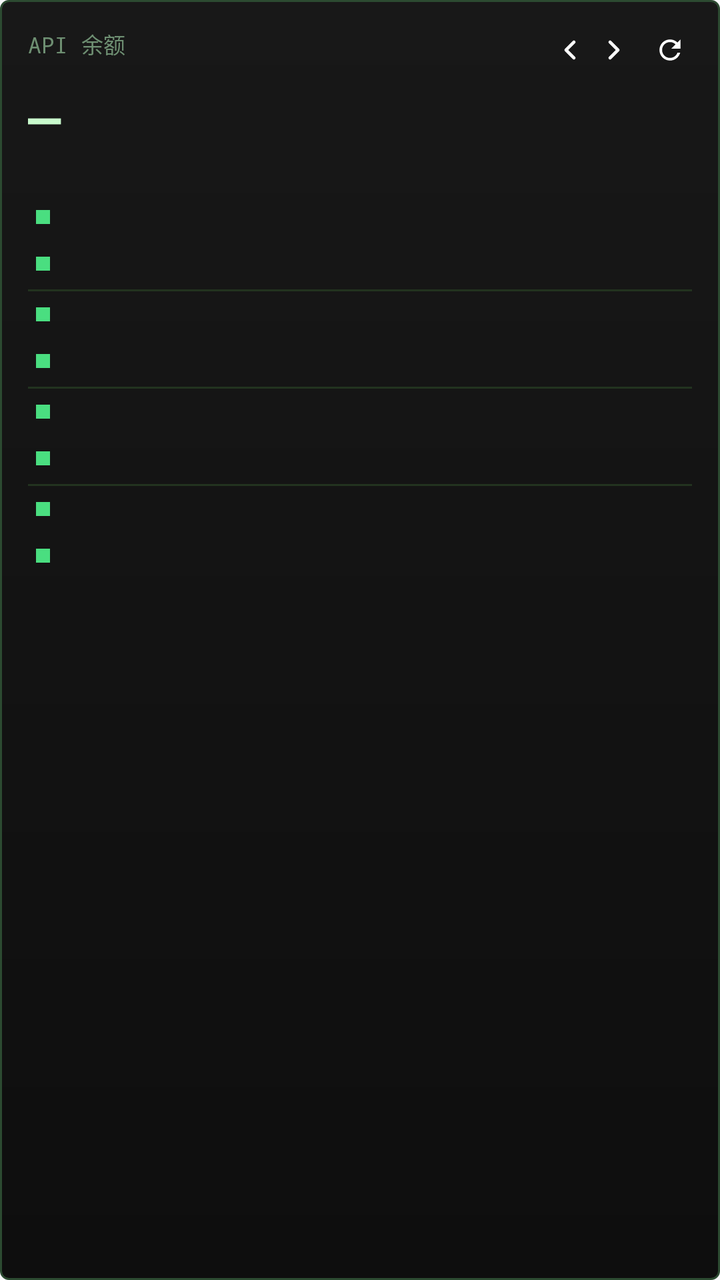
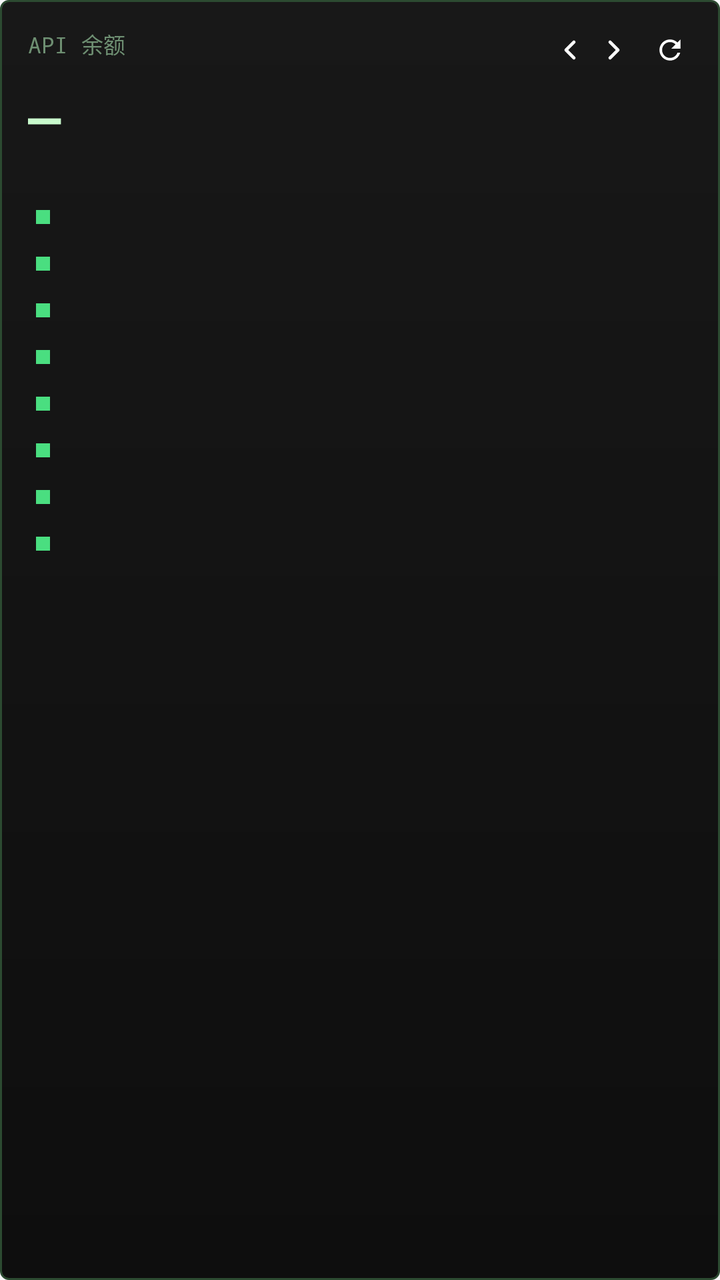

An Android layout rendered at two revisions. The XML below is the earlier revision; the diff shows what the commit changed to produce the second picture.
<!-- AndroidManifest.xml: application theme AppTheme -->
<!-- res/layout/widget_style4.xml -->
<?xml version="1.0" encoding="utf-8"?>
<FrameLayout xmlns:android="http://schemas.android.com/apk/res/android"
    android:id="@+id/w2_root"
    android:layout_width="match_parent"
    android:layout_height="match_parent"
    android:background="@drawable/wg_t4"
    android:padding="14dp">

    <LinearLayout
        android:layout_width="match_parent"
        android:layout_height="match_parent"
        android:orientation="vertical">

        <LinearLayout
            android:layout_width="match_parent"
            android:layout_height="wrap_content"
            android:orientation="horizontal"
            android:gravity="start">

            <TextView
                android:id="@+id/w2_title"
                android:layout_width="0dp"
                android:layout_height="wrap_content"
                android:layout_weight="1"
                android:minWidth="0dp"
                android:singleLine="true"
                android:ellipsize="end"
                android:includeFontPadding="false"
            android:fontFamily="monospace"
                android:textColor="#FF6E8F72"
                android:textSize="11sp"
                android:text="API 余额" />

            <TextView
                android:id="@+id/w2_page"
                android:layout_width="wrap_content"
                android:layout_height="wrap_content"
                android:layout_marginStart="4dp"
                android:minWidth="0dp"
                android:includeFontPadding="false"
                android:textColor="#FF6E8F72"
                android:textSize="10.5sp" />

            <ImageView
                android:id="@+id/w2_prev"
                android:clickable="true"
                android:focusable="true"
                android:layout_width="22dp"
                android:layout_height="22dp"
                android:layout_marginStart="2dp"
                android:scaleType="fitCenter"
                android:src="@drawable/ic_chevron_left"
                android:contentDescription="上一页" />

            <ImageView
                android:id="@+id/w2_next"
                android:clickable="true"
                android:focusable="true"
                android:layout_width="22dp"
                android:layout_height="22dp"
                android:scaleType="fitCenter"
                android:src="@drawable/ic_chevron_right"
                android:contentDescription="下一页" />

            <ImageView
                android:id="@+id/w2_refresh"
                android:clickable="true"
                android:focusable="true"
                android:layout_width="22dp"
                android:layout_height="22dp"
                android:layout_marginStart="6dp"
                android:scaleType="fitCenter"
                android:src="@drawable/ic_refresh"
                android:contentDescription="刷新" />
        </LinearLayout>

        <TextView
            android:id="@+id/w2_total"
            android:layout_width="match_parent"
            android:layout_height="wrap_content"
            android:layout_marginTop="8dp"
            android:includeFontPadding="false"
            android:gravity="start"
        android:fontFamily="monospace"
        android:textStyle="bold"
            android:textColor="@color/ws4_tx"
            android:textSize="26sp"
            android:text="—" />

        <TextView
            android:id="@+id/w2_sub"
            android:layout_width="match_parent"
            android:layout_height="wrap_content"
            android:layout_marginTop="3dp"
            android:includeFontPadding="false"
            android:singleLine="true"
            android:ellipsize="end"
            android:gravity="start"
            android:textColor="@color/ws4_tx3"
            android:textSize="10sp" />

        <LinearLayout
            android:layout_width="match_parent"
            android:layout_height="0dp"
            android:layout_weight="1"
            android:layout_marginTop="8dp"
            android:orientation="vertical">

            <LinearLayout
                android:id="@+id/w2_row1"
                android:layout_width="match_parent"
                android:layout_height="wrap_content"
                android:orientation="vertical"
                android:gravity="center_vertical">


                <LinearLayout
                    android:id="@+id/w2_slot1"
                    android:layout_width="match_parent"
                    android:layout_height="wrap_content"
                    android:orientation="horizontal"
                    android:gravity="center_vertical"
                    android:padding="4dp">

                    <TextView
                        android:id="@+id/w2_dot1"
                        android:layout_width="7dp"
                        android:layout_height="7dp"
                        android:layout_marginEnd="5dp"
                        android:background="@color/ws4_accent" />

                    <TextView
                        android:id="@+id/w2_name1"
                        android:layout_width="0dp"
                        android:layout_height="wrap_content"
                        android:layout_weight="1"
                        android:minWidth="0dp"
                        android:singleLine="true"
                        android:ellipsize="end"
                        android:includeFontPadding="false"
                    android:fontFamily="monospace"
                        android:textColor="@color/ws4_tx2"
                        android:textSize="11.5sp" />

                    <TextView
                        android:id="@+id/w2_val1"
                        android:layout_width="wrap_content"
                        android:layout_height="wrap_content"
                        android:includeFontPadding="false"
                    android:fontFamily="monospace"
                        android:textColor="@color/ws4_tx"
                        android:textSize="13sp" />
                </LinearLayout>

                <LinearLayout
                    android:id="@+id/w2_slot2"
                    android:layout_width="match_parent"
                    android:layout_height="wrap_content"
                    android:orientation="horizontal"
                    android:gravity="center_vertical"
                    android:padding="4dp">

                    <TextView
                        android:id="@+id/w2_dot2"
                        android:layout_width="7dp"
                        android:layout_height="7dp"
                        android:layout_marginEnd="5dp"
                        android:background="@color/ws4_accent" />

                    <TextView
                        android:id="@+id/w2_name2"
                        android:layout_width="0dp"
                        android:layout_height="wrap_content"
                        android:layout_weight="1"
                        android:minWidth="0dp"
                        android:singleLine="true"
                        android:ellipsize="end"
                        android:includeFontPadding="false"
                    android:fontFamily="monospace"
                        android:textColor="@color/ws4_tx2"
                        android:textSize="11.5sp" />

                    <TextView
                        android:id="@+id/w2_val2"
                        android:layout_width="wrap_content"
                        android:layout_height="wrap_content"
                        android:includeFontPadding="false"
                    android:fontFamily="monospace"
                        android:textColor="@color/ws4_tx"
                        android:textSize="13sp" />
                </LinearLayout>
            </LinearLayout>

            <View
                android:id="@+id/w2_div1"
                android:layout_width="match_parent"
                android:layout_height="1dp"
                android:layout_marginTop="1dp"
                android:background="#FF22331F" />

            <LinearLayout
                android:id="@+id/w2_row2"
                android:layout_width="match_parent"
                android:layout_height="wrap_content"
                android:orientation="vertical"
                android:gravity="center_vertical">


                <LinearLayout
                    android:id="@+id/w2_slot3"
                    android:layout_width="match_parent"
                    android:layout_height="wrap_content"
                    android:orientation="horizontal"
                    android:gravity="center_vertical"
                    android:padding="4dp">

                    <TextView
                        android:id="@+id/w2_dot3"
                        android:layout_width="7dp"
                        android:layout_height="7dp"
                        android:layout_marginEnd="5dp"
                        android:background="@color/ws4_accent" />

                    <TextView
                        android:id="@+id/w2_name3"
                        android:layout_width="0dp"
                        android:layout_height="wrap_content"
                        android:layout_weight="1"
                        android:minWidth="0dp"
                        android:singleLine="true"
                        android:ellipsize="end"
                        android:includeFontPadding="false"
                    android:fontFamily="monospace"
                        android:textColor="@color/ws4_tx2"
                        android:textSize="11.5sp" />

                    <TextView
                        android:id="@+id/w2_val3"
                        android:layout_width="wrap_content"
                        android:layout_height="wrap_content"
                        android:includeFontPadding="false"
                    android:fontFamily="monospace"
                        android:textColor="@color/ws4_tx"
                        android:textSize="13sp" />
                </LinearLayout>

                <LinearLayout
                    android:id="@+id/w2_slot4"
                    android:layout_width="match_parent"
                    android:layout_height="wrap_content"
                    android:orientation="horizontal"
                    android:gravity="center_vertical"
                    android:padding="4dp">

                    <TextView
                        android:id="@+id/w2_dot4"
                        android:layout_width="7dp"
                        android:layout_height="7dp"
                        android:layout_marginEnd="5dp"
                        android:background="@color/ws4_accent" />

                    <TextView
                        android:id="@+id/w2_name4"
                        android:layout_width="0dp"
                        android:layout_height="wrap_content"
                        android:layout_weight="1"
                        android:minWidth="0dp"
                        android:singleLine="true"
                        android:ellipsize="end"
                        android:includeFontPadding="false"
                    android:fontFamily="monospace"
                        android:textColor="@color/ws4_tx2"
                        android:textSize="11.5sp" />

                    <TextView
                        android:id="@+id/w2_val4"
                        android:layout_width="wrap_content"
                        android:layout_height="wrap_content"
                        android:includeFontPadding="false"
                    android:fontFamily="monospace"
                        android:textColor="@color/ws4_tx"
                        android:textSize="13sp" />
                </LinearLayout>
            </LinearLayout>

            <View
                android:id="@+id/w2_div2"
                android:layout_width="match_parent"
                android:layout_height="1dp"
                android:layout_marginTop="1dp"
                android:background="#FF22331F" />

            <LinearLayout
                android:id="@+id/w2_row3"
                android:layout_width="match_parent"
                android:layout_height="wrap_content"
                android:orientation="vertical"
                android:gravity="center_vertical">


                <LinearLayout
                    android:id="@+id/w2_slot5"
                    android:layout_width="match_parent"
                    android:layout_height="wrap_content"
                    android:orientation="horizontal"
                    android:gravity="center_vertical"
                    android:padding="4dp">

                    <TextView
                        android:id="@+id/w2_dot5"
                        android:layout_width="7dp"
                        android:layout_height="7dp"
                        android:layout_marginEnd="5dp"
                        android:background="@color/ws4_accent" />

                    <TextView
                        android:id="@+id/w2_name5"
                        android:layout_width="0dp"
                        android:layout_height="wrap_content"
                        android:layout_weight="1"
                        android:minWidth="0dp"
                        android:singleLine="true"
                        android:ellipsize="end"
                        android:includeFontPadding="false"
                    android:fontFamily="monospace"
                        android:textColor="@color/ws4_tx2"
                        android:textSize="11.5sp" />

                    <TextView
                        android:id="@+id/w2_val5"
                        android:layout_width="wrap_content"
                        android:layout_height="wrap_content"
                        android:includeFontPadding="false"
                    android:fontFamily="monospace"
                        android:textColor="@color/ws4_tx"
                        android:textSize="13sp" />
                </LinearLayout>

                <LinearLayout
                    android:id="@+id/w2_slot6"
                    android:layout_width="match_parent"
                    android:layout_height="wrap_content"
                    android:orientation="horizontal"
                    android:gravity="center_vertical"
                    android:padding="4dp">

                    <TextView
                        android:id="@+id/w2_dot6"
                        android:layout_width="7dp"
                        android:layout_height="7dp"
                        android:layout_marginEnd="5dp"
                        android:background="@color/ws4_accent" />

                    <TextView
                        android:id="@+id/w2_name6"
                        android:layout_width="0dp"
                        android:layout_height="wrap_content"
                        android:layout_weight="1"
                        android:minWidth="0dp"
                        android:singleLine="true"
                        android:ellipsize="end"
                        android:includeFontPadding="false"
                    android:fontFamily="monospace"
                        android:textColor="@color/ws4_tx2"
                        android:textSize="11.5sp" />

                    <TextView
                        android:id="@+id/w2_val6"
                        android:layout_width="wrap_content"
                        android:layout_height="wrap_content"
                        android:includeFontPadding="false"
                    android:fontFamily="monospace"
                        android:textColor="@color/ws4_tx"
                        android:textSize="13sp" />
                </LinearLayout>
            </LinearLayout>

            <View
                android:id="@+id/w2_div3"
                android:layout_width="match_parent"
                android:layout_height="1dp"
                android:layout_marginTop="1dp"
                android:background="#FF22331F" />

            <LinearLayout
                android:id="@+id/w2_row4"
                android:layout_width="match_parent"
                android:layout_height="wrap_content"
                android:orientation="vertical"
                android:gravity="center_vertical">


                <LinearLayout
                    android:id="@+id/w2_slot7"
                    android:layout_width="match_parent"
                    android:layout_height="wrap_content"
                    android:orientation="horizontal"
                    android:gravity="center_vertical"
                    android:padding="4dp">

                    <TextView
                        android:id="@+id/w2_dot7"
                        android:layout_width="7dp"
                        android:layout_height="7dp"
                        android:layout_marginEnd="5dp"
                        android:background="@color/ws4_accent" />

                    <TextView
                        android:id="@+id/w2_name7"
                        android:layout_width="0dp"
                        android:layout_height="wrap_content"
                        android:layout_weight="1"
                        android:minWidth="0dp"
                        android:singleLine="true"
                        android:ellipsize="end"
                        android:includeFontPadding="false"
                    android:fontFamily="monospace"
                        android:textColor="@color/ws4_tx2"
                        android:textSize="11.5sp" />

                    <TextView
                        android:id="@+id/w2_val7"
                        android:layout_width="wrap_content"
                        android:layout_height="wrap_content"
                        android:includeFontPadding="false"
                    android:fontFamily="monospace"
                        android:textColor="@color/ws4_tx"
                        android:textSize="13sp" />
                </LinearLayout>

                <LinearLayout
                    android:id="@+id/w2_slot8"
                    android:layout_width="match_parent"
                    android:layout_height="wrap_content"
                    android:orientation="horizontal"
                    android:gravity="center_vertical"
                    android:padding="4dp">

                    <TextView
                        android:id="@+id/w2_dot8"
                        android:layout_width="7dp"
                        android:layout_height="7dp"
                        android:layout_marginEnd="5dp"
                        android:background="@color/ws4_accent" />

                    <TextView
                        android:id="@+id/w2_name8"
                        android:layout_width="0dp"
                        android:layout_height="wrap_content"
                        android:layout_weight="1"
                        android:minWidth="0dp"
                        android:singleLine="true"
                        android:ellipsize="end"
                        android:includeFontPadding="false"
                    android:fontFamily="monospace"
                        android:textColor="@color/ws4_tx2"
                        android:textSize="11.5sp" />

                    <TextView
                        android:id="@+id/w2_val8"
                        android:layout_width="wrap_content"
                        android:layout_height="wrap_content"
                        android:includeFontPadding="false"
                    android:fontFamily="monospace"
                        android:textColor="@color/ws4_tx"
                        android:textSize="13sp" />
                </LinearLayout>
            </LinearLayout>
        </LinearLayout>

    </LinearLayout>
</FrameLayout>
<!-- resources referenced by this layout -->
<resources>
  <color name="ws4_accent">#FF4ADE80</color>
  <color name="ws4_tx">#FFC8FACC</color>
  <color name="ws4_tx2">#FF6E8F72</color>
  <color name="ws4_tx3">#FF445C47</color>
  <!-- drawable ic_chevron_right (drawable) -->
  <?xml version="1.0" encoding="utf-8"?>
  <vector xmlns:android="http://schemas.android.com/apk/res/android"
      android:width="24dp"
      android:height="24dp"
      android:viewportWidth="24"
      android:viewportHeight="24">
  
      <group
          android:pivotX="12"
          android:pivotY="12"
          android:scaleX="0.72"
          android:scaleY="0.72">
  
          <path
              android:pathData="M9,6 L15,12 L9,18"
              android:strokeColor="#FFFFFF"
              android:strokeWidth="2.4"
              android:strokeLineCap="round"
              android:strokeLineJoin="round"
              android:fillColor="#00000000" />
      </group>
  </vector>
  <!-- drawable wg_t4 (drawable) -->
  <?xml version="1.0" encoding="utf-8"?>
  <shape xmlns:android="http://schemas.android.com/apk/res/android" android:shape="rectangle">
      <gradient android:startColor="#FF181818" android:endColor="#FF0E0E0E" android:angle="270" />
      <corners android:radius="4dp" />
      <stroke android:width="1dp" android:color="#FF2C4A31" />
  </shape>
  <style name="AppDialog_AuroraLight" parent="@android:style/Theme.DeviceDefault.Light.Dialog.Alert">
          <item name="android:windowAnimationStyle">@style/DialogAnim</item>
          <item name="android:colorAccent">#4166F5</item>
          <item name="android:fontFamily">sans-serif</item>
          <item name="android:colorBackground">#FFFFFF</item>
          <item name="android:textColorPrimary">#0B0E14</item>
          <item name="android:textColorSecondary">#414A5C</item>
      </style>
  <!-- drawable mini_btn_border (drawable) -->
  <?xml version="1.0" encoding="utf-8"?>
  <shape xmlns:android="http://schemas.android.com/apk/res/android"
      android:shape="rectangle">
      <corners android:radius="999dp" />
      <solid android:color="?attr/c_btn" />
      <stroke android:width="1.2dp" android:color="?attr/c_btn_border" />
  </shape>
  <!-- drawable tag_bg (drawable) -->
  <?xml version="1.0" encoding="utf-8"?>
  <inset xmlns:android="http://schemas.android.com/apk/res/android"
      android:insetLeft="1dp" android:insetTop="1dp"
      android:insetRight="1dp" android:insetBottom="1dp">
      <shape android:shape="rectangle">
          <solid android:color="?attr/c_input" />
          <corners android:radius="20dp" />
      </shape>
  </inset>
  <!-- drawable seg_bg (drawable) -->
  <?xml version="1.0" encoding="utf-8"?>
  <shape xmlns:android="http://schemas.android.com/apk/res/android"
      android:shape="rectangle">
      <corners android:radius="14dp" />
      <solid android:color="?attr/c_neu_surface" />
      <stroke android:width="1dp" android:color="?attr/c_neu_dark" />
  </shape>
  <!-- drawable input_aurora (drawable) -->
  <?xml version="1.0" encoding="utf-8"?>
  <shape xmlns:android="http://schemas.android.com/apk/res/android"
      android:shape="rectangle">
      <corners android:radius="12dp" />
      <solid android:color="?attr/c_input" />
      <stroke android:width="1dp" android:color="?attr/c_line" />
  </shape>
  <!-- drawable seg_sel (drawable) -->
  <?xml version="1.0" encoding="utf-8"?>
  <shape xmlns:android="http://schemas.android.com/apk/res/android"
      android:shape="rectangle">
      <corners android:radius="10dp" />
      <solid android:color="?attr/c_accent_soft" />
  </shape>
  <!-- drawable pull_bg (drawable) -->
  <?xml version="1.0" encoding="utf-8"?>
  <shape xmlns:android="http://schemas.android.com/apk/res/android"
      android:shape="rectangle">
      <corners android:radius="18dp" />
      <solid android:color="?attr/c_neu_surface" />
      <stroke android:width="1dp" android:color="?attr/c_neu_dark" />
  </shape>
  <style name="DialogAnim">
          <item name="android:windowEnterAnimation">@anim/dialog_in</item>
          <item name="android:windowExitAnimation">@anim/dialog_out</item>
      </style>
  <!-- unchanged entries left out for length: 3 -->
</resources>

<!-- the commit's change to res/layout/widget_style4.xml (unified diff, before → after) -->
@@ -8,14 +8,14 @@
 
     <LinearLayout
         android:layout_width="match_parent"
-        android:layout_height="match_parent"
+        android:layout_height="wrap_content"
         android:orientation="vertical">
 
         <LinearLayout
             android:layout_width="match_parent"
             android:layout_height="wrap_content"
             android:orientation="horizontal"
-            android:gravity="start">
+            android:gravity="left">
 
             <TextView
                 android:id="@+id/w2_title"
@@ -80,7 +80,7 @@
             android:layout_height="wrap_content"
             android:layout_marginTop="8dp"
             android:includeFontPadding="false"
-            android:gravity="start"
+            android:gravity="left"
         android:fontFamily="monospace"
         android:textStyle="bold"
             android:textColor="@color/ws4_tx"
@@ -95,7 +95,7 @@
             android:includeFontPadding="false"
             android:singleLine="true"
             android:ellipsize="end"
-            android:gravity="start"
+            android:gravity="left"
             android:textColor="@color/ws4_tx3"
             android:textSize="10sp" />
 
@@ -191,11 +191,12 @@
                 </LinearLayout>
             </LinearLayout>
 
-            <View
+            <TextView
                 android:id="@+id/w2_div1"
                 android:layout_width="match_parent"
                 android:layout_height="1dp"
                 android:layout_marginTop="1dp"
+                android:visibility="gone"
                 android:background="#FF22331F" />
 
             <LinearLayout
@@ -283,11 +284,12 @@
                 </LinearLayout>
             </LinearLayout>
 
-            <View
+            <TextView
                 android:id="@+id/w2_div2"
                 android:layout_width="match_parent"
                 android:layout_height="1dp"
                 android:layout_marginTop="1dp"
+                android:visibility="gone"
                 android:background="#FF22331F" />
 
             <LinearLayout
@@ -375,11 +377,12 @@
                 </LinearLayout>
             </LinearLayout>
 
-            <View
+            <TextView
                 android:id="@+id/w2_div3"
                 android:layout_width="match_parent"
                 android:layout_height="1dp"
                 android:layout_marginTop="1dp"
+                android:visibility="gone"
                 android:background="#FF22331F" />
 
             <LinearLayout
